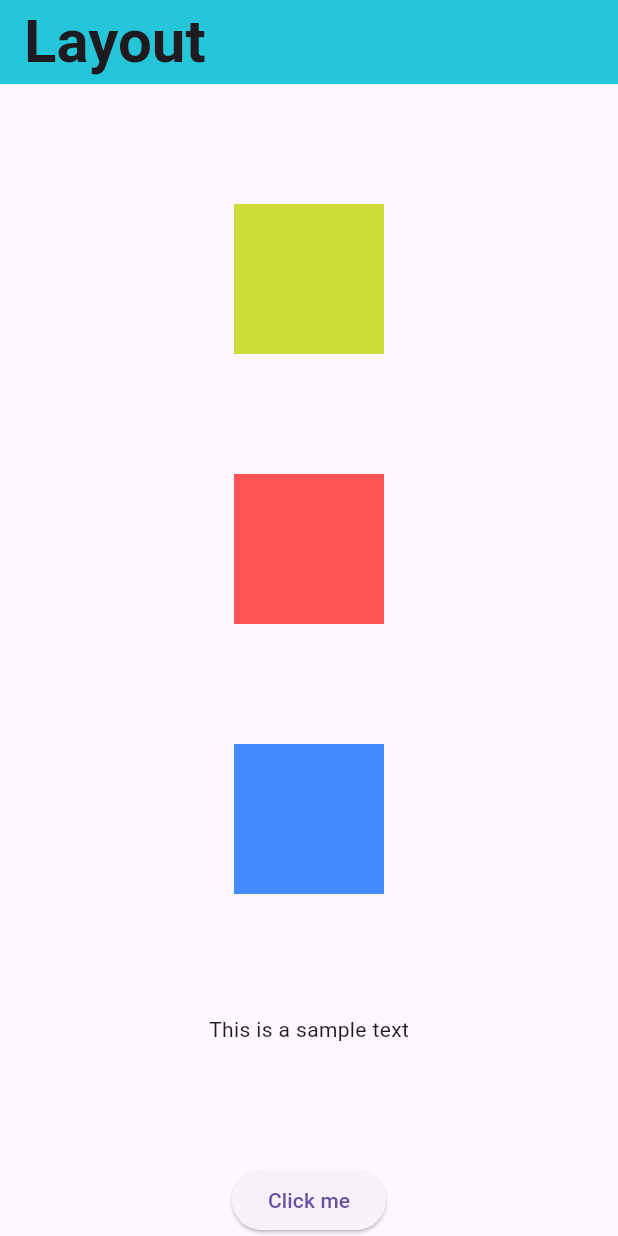
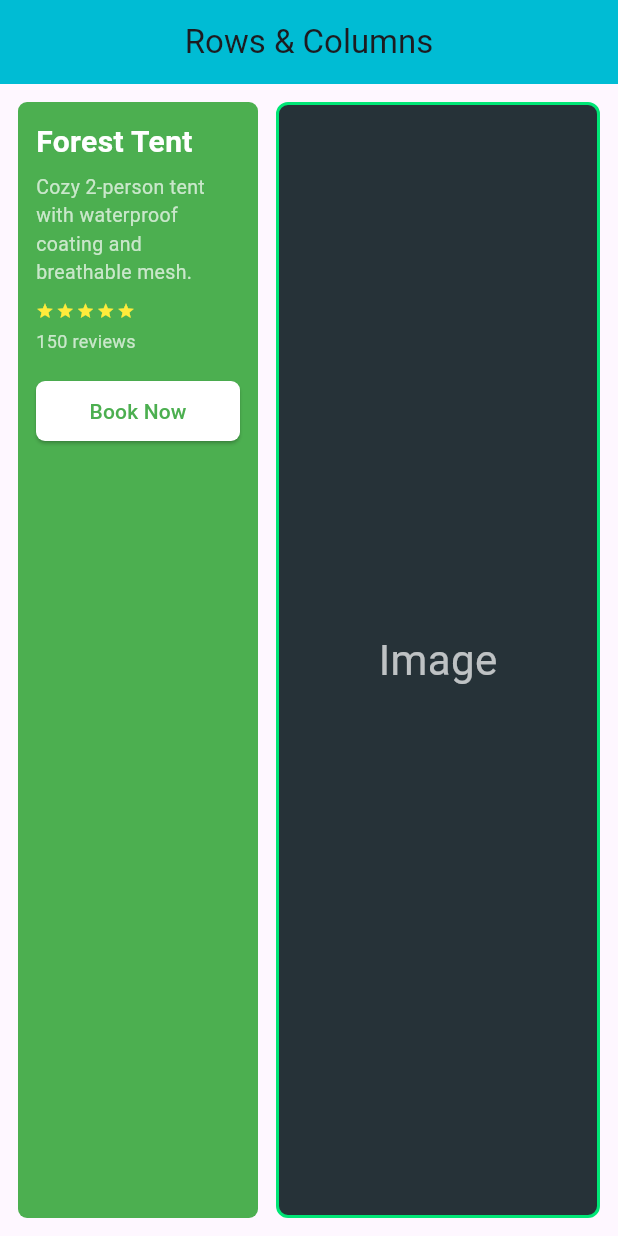
Before and after one commit to zubrist/flutter_journey, a Flutter app: the screen it shows after launch, on a phone screen of 412 x 824 dp. Run offline on Flutter 3.47's test engine with Material 3 defaults, Android fonts, the phone set to English and light mode, and no system bars; our stand-ins replace audioplayers.

Commit message:
layout code

```diff
--- a/layout/lib/main.dart
+++ b/layout/lib/main.dart
@@ -1,6 +1,7 @@
 import 'package:flutter/material.dart';
 import 'package:layout/screens/home/home_screen.dart';
 import 'package:layout/screens/home/home_screen2.dart';
+import 'package:layout/screens/home/rows_and_cols.dart';
 
 void main(){
   runApp( const MyApp());
@@ -13,7 +14,7 @@ class MyApp extends StatelessWidget {
   @override
   Widget build(BuildContext context) {
     return const MaterialApp(
-      home: HomeScreen(),
+      home: RowsAndCols(),
       debugShowCheckedModeBanner:false,
     );
   }
--- /dev/null
+++ b/layout/lib/screens/home/rows_and_cols.dart
@@ -0,0 +1,140 @@
+import 'package:flutter/material.dart';
+
+
+class RowsAndCols extends StatelessWidget {
+  const RowsAndCols({super.key});
+
+  @override
+  Widget build(BuildContext context) {
+    final int reviews = 150; // !!! number of reviews
+
+    return Scaffold(
+      appBar: AppBar(
+        backgroundColor: Colors.cyan,
+        title: const Text('Rows & Columns'),
+        centerTitle: true,
+      ),
+      body: Padding(
+        padding: const EdgeInsets.all(12.0),
+        child: Row(
+          children: [
+            // left panel : title ...
+            SizedBox(
+              width: 160, // slightly wider to avoid cramped layout
+              child: Container(
+                padding: const EdgeInsets.all(12.0),
+                decoration: BoxDecoration(
+                  color: Colors.green,
+                  borderRadius: BorderRadius.circular(6),
+                ),
+                child: Column(
+                  crossAxisAlignment: CrossAxisAlignment.start,
+                  children: [
+                    // Title (actual) and description
+                    const Text(
+                      'Forest Tent',
+                      style: TextStyle(
+                        color: Colors.white,
+                        fontSize: 20,
+                        fontWeight: FontWeight.bold,
+                      ),
+                    ),
+
+                    const SizedBox(height: 6),
+
+                    const Text(
+                      'Cozy 2‑person tent with waterproof coating and breathable mesh.',
+                      style: TextStyle(
+                        color: Colors.white70,
+                        fontSize: 13,
+                      ),
+                    ),
+
+                    const SizedBox(height: 10),
+
+                    // Rating stars (smaller) with reviews underneath
+                    Column(
+                      crossAxisAlignment: CrossAxisAlignment.start,
+                      children: [
+                        Row(
+                          mainAxisSize: MainAxisSize.min,
+                          children: List.generate(
+                            5,
+                            (i) => const Padding(
+                              padding: EdgeInsets.only(right: 1.5),
+                              child: Icon(
+                                Icons.star,
+                                color: Colors.yellow,
+                                size: 12,
+                              ),
+                            ),
+                          ),
+                        ),
+
+                        const SizedBox(height: 6),
+
+                        Text(
+                          '$reviews reviews',
+                          style: const TextStyle(
+                            color: Colors.white70,
+                            fontSize: 12,
+                          ),
+                        ),
+                      ],
+                    ),
+
+                    const SizedBox(height: 14),
+
+                    // Button !!!
+                    SizedBox(
+                      width: double.infinity,
+                      child: ElevatedButton(
+                        onPressed: () {}, // !!!
+                        style: ElevatedButton.styleFrom(
+                          backgroundColor: Colors.white,
+                          foregroundColor: Colors.green,
+                          shape: RoundedRectangleBorder(
+                            borderRadius: BorderRadius.circular(6),
+                          ),
+                          padding: const EdgeInsets.symmetric(
+                              horizontal: 12, vertical: 10),
+                        ),
+                        child: const Text('Book Now'), // updated label
+                      ),
+                    ),
+                  ],
+                ),
+              ),
+            ),
+
+            const SizedBox(width: 12),
+
+            // right panel / image placeholder - takes remaining space
+            Expanded(
+              child: Container(
+                height: double.infinity,
+                decoration: BoxDecoration(
+                  color: Colors.blueGrey.shade900,
+                  borderRadius: BorderRadius.circular(8),
+                  border: Border.all(
+                    color: Colors.greenAccent.shade400,
+                    width: 2,
+                  ),
+                ),
+                child: const Center(
+                  child: Text(
+                    'Image',
+                    style: TextStyle(
+                      color: Colors.white70,
+                      fontSize: 28,
+                    ),
+                  ),
+                ),
+              ),
+            ),
+          ],
+        ),
+      ),
+    );
+  }
+}
```
Also changed, not shown: 1 other file.
